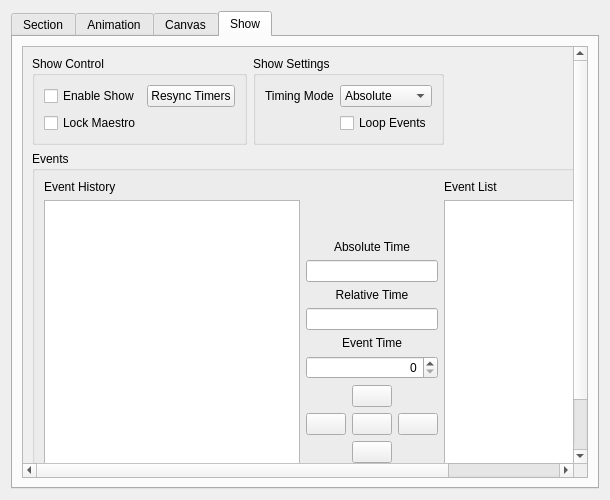
Qt form src/widget/maestrocontrolwidget.ui (8bitbuddhist/PixelMaestro-Studio) before a commit.
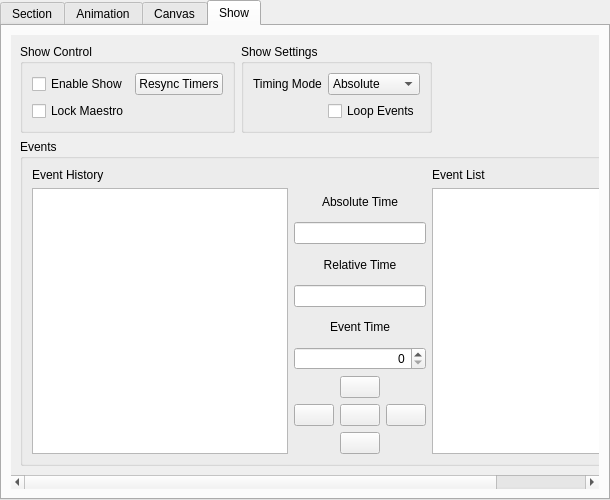
The same form after that commit. The open tabs and pages were chosen to show the change. Icons and pictures are not drawn.

Patch:
```diff
--- a/src/widget/maestrocontrolwidget.ui
+++ b/src/widget/maestrocontrolwidget.ui
@@ -26,10 +26,22 @@
    <string>Form</string>
   </property>
   <layout class="QGridLayout" name="gridLayout">
+   <property name="leftMargin">
+    <number>0</number>
+   </property>
+   <property name="topMargin">
+    <number>0</number>
+   </property>
+   <property name="rightMargin">
+    <number>0</number>
+   </property>
+   <property name="bottomMargin">
+    <number>0</number>
+   </property>
    <item row="0" column="0">
     <widget class="QTabWidget" name="tabWidget">
      <property name="sizePolicy">
-      <sizepolicy hsizetype="Ignored" vsizetype="Ignored">
+      <sizepolicy hsizetype="Minimum" vsizetype="Minimum">
        <horstretch>0</horstretch>
        <verstretch>0</verstretch>
       </sizepolicy>
@@ -1207,6 +1219,18 @@
            <verstretch>0</verstretch>
           </sizepolicy>
          </property>
+         <property name="frameShape">
+          <enum>QFrame::NoFrame</enum>
+         </property>
+         <property name="frameShadow">
+          <enum>QFrame::Plain</enum>
+         </property>
+         <property name="verticalScrollBarPolicy">
+          <enum>Qt::ScrollBarAsNeeded</enum>
+         </property>
+         <property name="sizeAdjustPolicy">
+          <enum>QAbstractScrollArea::AdjustToContents</enum>
+         </property>
          <property name="widgetResizable">
           <bool>true</bool>
          </property>
@@ -1214,9 +1238,9 @@
           <property name="geometry">
            <rect>
             <x>0</x>
-            <y>0</y>
+            <y>-21</y>
             <width>693</width>
-            <height>565</height>
+            <height>473</height>
            </rect>
           </property>
           <property name="sizePolicy">
@@ -1237,19 +1261,6 @@
                 <property name="sizeConstraint">
                  <enum>QLayout::SetMinimumSize</enum>
                 </property>
-                <item>
-                 <spacer name="verticalSpacer_2">
-                  <property name="orientation">
-                   <enum>Qt::Vertical</enum>
-                  </property>
-                  <property name="sizeHint" stdset="0">
-                   <size>
-                    <width>20</width>
-                    <height>40</height>
-                   </size>
-                  </property>
-                 </spacer>
-                </item>
                 <item>
                  <widget class="QLabel" name="currentTimeLabel">
                   <property name="sizePolicy">
@@ -1442,19 +1453,6 @@
                   </item>
                  </layout>
                 </item>
-                <item>
-                 <spacer name="verticalSpacer">
-                  <property name="orientation">
-                   <enum>Qt::Vertical</enum>
-                  </property>
-                  <property name="sizeHint" stdset="0">
-                   <size>
-                    <width>20</width>
-                    <height>40</height>
-                   </size>
-                  </property>
-                 </spacer>
-                </item>
                </layout>
               </item>
               <item row="0" column="0">
@@ -1473,7 +1471,7 @@
               <item row="1" column="0">
                <widget class="QListWidget" name="eventHistoryWidget">
                 <property name="sizePolicy">
-                 <sizepolicy hsizetype="MinimumExpanding" vsizetype="Minimum">
+                 <sizepolicy hsizetype="Expanding" vsizetype="MinimumExpanding">
                   <horstretch>0</horstretch>
                   <verstretch>0</verstretch>
                  </sizepolicy>
@@ -1492,7 +1490,7 @@
               <item row="1" column="2">
                <widget class="QListWidget" name="eventListWidget">
                 <property name="sizePolicy">
-                 <sizepolicy hsizetype="MinimumExpanding" vsizetype="Minimum">
+                 <sizepolicy hsizetype="Expanding" vsizetype="MinimumExpanding">
                   <horstretch>0</horstretch>
                   <verstretch>0</verstretch>
                  </sizepolicy>
```
Left out of the diff: 6 changed lines with no effect on the pictures.
